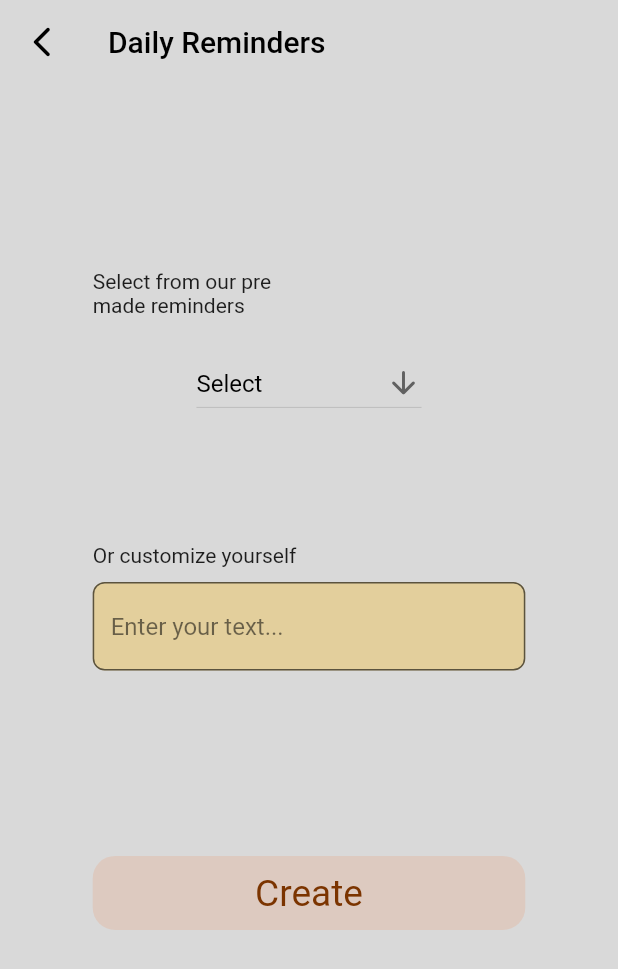
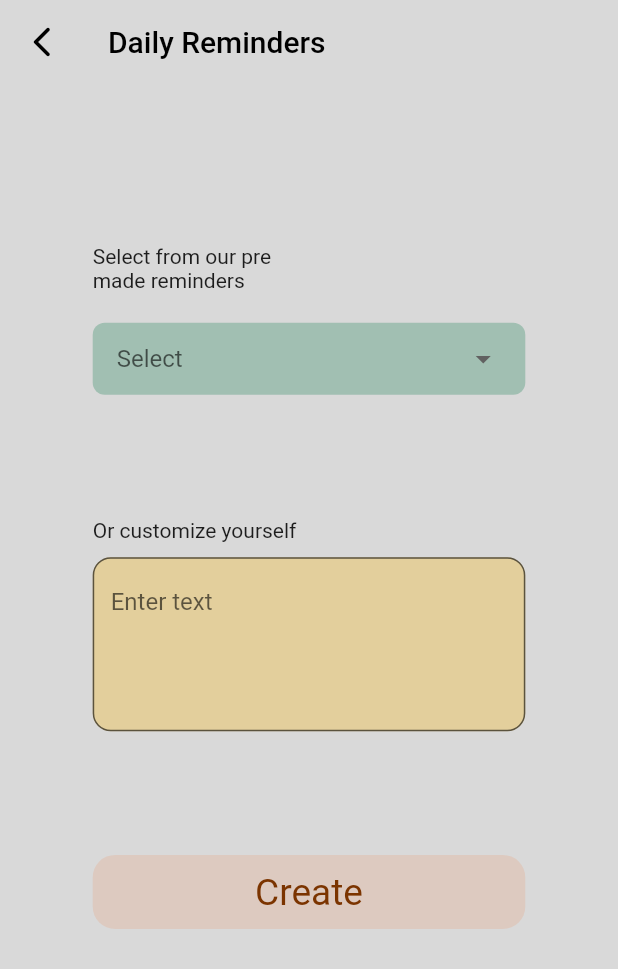
Before and after one commit to codewith-usama/Daily-Planner-Flutter, a Flutter app: the ProfilePage screen opened directly, after a tap on "Daily Reminders", on a phone screen of 412 x 824 dp. Shown: the top 969 px of the screen. Run offline on Flutter 3.47's test engine with Material 2 defaults, Android fonts, the light colour scheme and no system bars; our stand-ins replace camera, image_picker, lottie, permission_handler, table_calendar.

Commit message:
code updated

```diff
--- a/lib/components/success.dart
+++ b/lib/components/success.dart
@@ -2,7 +2,6 @@ import 'package:daily_planner/components/auth_button.dart';
 import 'package:daily_planner/screens/home_page.dart';
 import 'package:flutter/material.dart';
 import 'package:lottie/lottie.dart';
-
 import '../utils/config.dart';
 
 class Success extends StatefulWidget {
--- a/lib/screens/create_new_task.dart
+++ b/lib/screens/create_new_task.dart
@@ -1,7 +1,6 @@
 import 'package:daily_planner/components/auth_button.dart';
 import 'package:daily_planner/components/success.dart';
 import 'package:flutter/material.dart';
-
 import '../utils/config.dart';
 
 class CreateNewTask extends StatefulWidget {
@@ -206,14 +205,16 @@ class _CreateNewTaskState extends State<CreateNewTask> {
                       const SizedBox(
                         height: 10.0,
                       ),
-                      const TextField(
+                      TextField(
                         maxLines: 5,
                         keyboardType: TextInputType.multiline,
                         decoration: InputDecoration(
-                          fillColor: Color(0xFFBCC5BA),
+                          fillColor: const Color(0xFFBCC5BA),
                           filled: true,
                           hintText: 'Enter text',
-                          border: OutlineInputBorder(),
+                          border: OutlineInputBorder(
+                            borderRadius: BorderRadius.circular(12.0),
+                          ),
                         ),
                       ),
                       const Spacer(),
--- a/lib/screens/daily_remainders.dart
+++ b/lib/screens/daily_remainders.dart
@@ -1,6 +1,5 @@
 import 'package:daily_planner/components/success.dart';
 import 'package:flutter/material.dart';
-
 import '../utils/config.dart';
 
 class DailyRemainder extends StatefulWidget {
@@ -11,7 +10,7 @@ class DailyRemainder extends StatefulWidget {
 }
 
 class _DailyRemainderState extends State<DailyRemainder> {
-  String _selectedOption = 'Select';
+  String? _selectedItem;
 
   @override
   Widget build(BuildContext context) {
@@ -40,7 +39,7 @@ class _DailyRemainderState extends State<DailyRemainder> {
       body: Padding(
         padding: EdgeInsets.symmetric(
           horizontal: mediaQuery.size.width * 0.15,
-          vertical: mediaQuery.size.height * 0.07,
+          vertical: mediaQuery.size.height * 0.05,
         ),
         child: Column(
           children: [
@@ -54,24 +53,29 @@ class _DailyRemainderState extends State<DailyRemainder> {
             const SizedBox(
               height: 20.0,
             ),
-            DropdownButton<String>(
-              value: _selectedOption,
-              icon: const Icon(Icons.arrow_downward_rounded),
-              iconSize: 24,
-              elevation: 16,
-              style: const TextStyle(
-                color: Colors.black,
-                fontSize: 16,
+            Container(
+              decoration: BoxDecoration(
+                color: const Color(0xFFA1BFB2),
+                borderRadius: BorderRadius.circular(8.0),
               ),
+              padding: const EdgeInsets.symmetric(horizontal: 16.0),
+              child: DropdownButton<String>(
+                value: _selectedItem,
                 onChanged: (String? newValue) {
                   setState(() {
-                  _selectedOption = newValue!;
+                    _selectedItem = newValue;
                   });
                 },
+                underline: const SizedBox(),
+                icon: const Icon(
+                  Icons.arrow_drop_down,
+                ),
+                iconSize: 24.0,
+                isExpanded: true,
+                hint: const Text('Select'),
                 items: <String>[
-                'Select',
-                'Stay Hydrated',
-                'Respect Everyone',
+                  'Stay hyderated',
+                  'Respect everyone',
                   'Think positive',
                   'Eat healthy',
                   'Prioritize yourself',
@@ -82,6 +86,7 @@ class _DailyRemainderState extends State<DailyRemainder> {
                   );
                 }).toList(),
               ),
+            ),
             SizedBox(
               height: mediaQuery.size.height * 0.10,
             ),
@@ -91,35 +96,28 @@ class _DailyRemainderState extends State<DailyRemainder> {
               child: const Text('Or customize yourself'),
             ),
             TextField(
-              maxLines: null,
+              maxLines: 4,
               keyboardType: TextInputType.multiline,
-              style: const TextStyle(
-                fontSize: 16.0,
-                color: Colors.black,
-              ),
               decoration: InputDecoration(
+                fillColor: const Color(0xFFE3CF9C),
                 filled: true,
-                fillColor:
-                    const Color(0xFFE3CF9C), // Set the desired background color
+                hintText: 'Enter text',
                 border: OutlineInputBorder(
-                  borderRadius: BorderRadius.circular(8.0),
-                ),
-                hintText: 'Enter your text...',
-                hintStyle: const TextStyle(
-                  fontSize: 16.0,
-                  color: Colors.black54,
+                  borderRadius: BorderRadius.circular(12.0),
                 ),
               ),
             ),
             SizedBox(
-              height: mediaQuery.size.height * 0.15,
+              height: mediaQuery.size.height * 0.10,
             ),
             GestureDetector(
               onTap: () {
                 Navigator.push(
                   context,
                   MaterialPageRoute(
-                    builder: (context) => const Success(message: 'Remainder Successfully\nupdated',),
+                    builder: (context) => const Success(
+                      message: 'Remainder Successfully\nupdated',
+                    ),
                   ),
                 );
               },
--- a/lib/screens/home_page.dart
+++ b/lib/screens/home_page.dart
@@ -3,7 +3,6 @@ import 'package:daily_planner/screens/create_task.dart';
 import 'package:daily_planner/screens/home_screen.dart';
 import 'package:daily_planner/screens/profile_page.dart';
 import 'package:flutter/material.dart';
-
 import '../utils/config.dart';
 
 class HomePage extends StatefulWidget {
--- a/lib/screens/home_screen.dart
+++ b/lib/screens/home_screen.dart
@@ -308,7 +308,7 @@ class _HomeScreenState extends State<HomeScreen>
                                   imagePath: 'assets/plant_4.png',
                                   fontSize: fontSize * 0.05,
                                   horizontalPaddingValue:
-                                      mediaQuery.size.width * 0.05,
+                                      mediaQuery.size.width * 0.07,
                                 ),
                               ],
                             ),
--- a/lib/screens/profile_page.dart
+++ b/lib/screens/profile_page.dart
@@ -53,72 +53,57 @@ class _ProfilePageState extends State<ProfilePage> {
                   const SizedBox(
                     width: 10.0,
                   ),
-                  Column(
-                    children: [
-                      Row(
-                        children: [
-                          Text(
-                            'Name\nZara khan',
-                            style: TextStyle(
-                              fontSize: mediaQuery.size.width * 0.04,
-                            ),
+                  const Expanded(
+                    child: TextField(
+                      decoration: InputDecoration(
+                        hintText: 'Name',
+                        hintStyle: TextStyle(
+                          color: Colors.black,
+                        ),
+                        suffixIcon: Icon(
+                          Icons.create,
+                          color: Colors.black,
+                          size: 20.0,
+                        ),
+                        border: UnderlineInputBorder(
+                          borderSide: BorderSide(
+                            color: Colors.grey,
                           ),
-                          SizedBox(
-                            width: mediaQuery.size.width * 0.20,
+                        ),
+                        focusedBorder: UnderlineInputBorder(
+                          borderSide: BorderSide(
+                            color: Colors.blue,
                           ),
-                          const Icon(
-                            Icons.create,
-                            size: 18.0,
-                          )
-                        ],
+                        ),
                       ),
-                      const SizedBox(
-                        height: 2.0,
-                      ),
-                      Container(
-                        color: Colors.black,
-                        height: 1.2,
-                        width: mediaQuery.size.width * 0.42,
-                      )
-                    ],
+                    ),
                   ),
                 ],
               ),
               const SizedBox(
                 height: 10.0,
               ),
-              Padding(
-                padding: EdgeInsets.only(
-                  left: mediaQuery.size.width * 0.03,
-                ),
-                child: Column(
-                  children: [
-                    Row(
-                      children: [
-                        Text(
-                          'E-mail\nzarakhan@gmail.com',
-                          style: TextStyle(
-                            fontSize: mediaQuery.size.width * 0.04,
-                          ),
-                        ),
-                        SizedBox(
-                          width: mediaQuery.size.width * 0.22,
-                        ),
-                        const Icon(
-                          Icons.create,
-                          size: 18.0,
-                        )
-                      ],
+              const TextField(
+                decoration: InputDecoration(
+                  hintText: 'E-mail',
+                  hintStyle: TextStyle(
+                    color: Colors.black,
+                  ),
+                  suffixIcon: Icon(
+                    Icons.create,
+                    color: Colors.black,
+                    size: 20.0,
+                  ),
+                  border: UnderlineInputBorder(
+                    borderSide: BorderSide(
+                      color: Colors.grey,
                     ),
-                    const SizedBox(
-                      height: 2.0,
+                  ),
+                  focusedBorder: UnderlineInputBorder(
+                    borderSide: BorderSide(
+                      color: Colors.blue,
                     ),
-                    Container(
-                      color: Colors.black,
-                      height: 1.2,
-                      width: double.maxFinite,
-                    )
-                  ],
+                  ),
                 ),
               ),
               SizedBox(
--- a/lib/screens/signup_screen.dart
+++ b/lib/screens/signup_screen.dart
@@ -94,7 +94,7 @@ class _SignupScreenState extends State<SignupScreen> {
                       color: Colors.white,
                       fontSize: fontSize * 0.07,
                     ),
-                  ), // Add some spacing between the line and icons
+                  ),
                   Container(
                     width: mediaQuery.size.width * 0.25,
                     height: 2.0,
```
Lines whose indentation alone changed are shown as unchanged.
